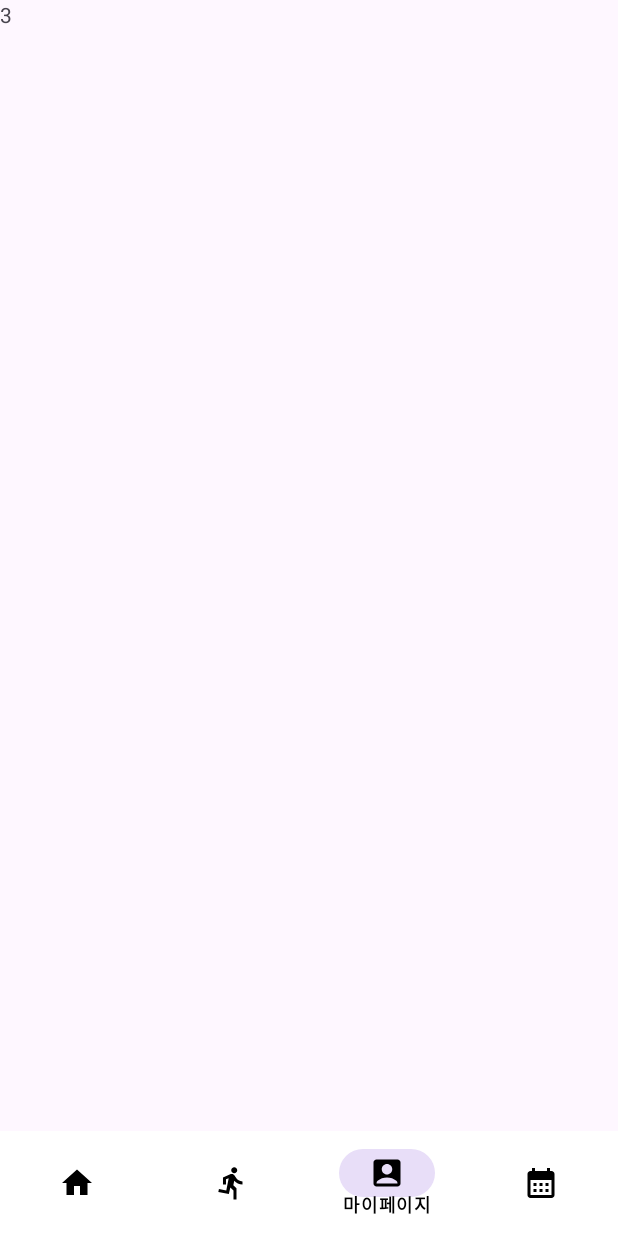
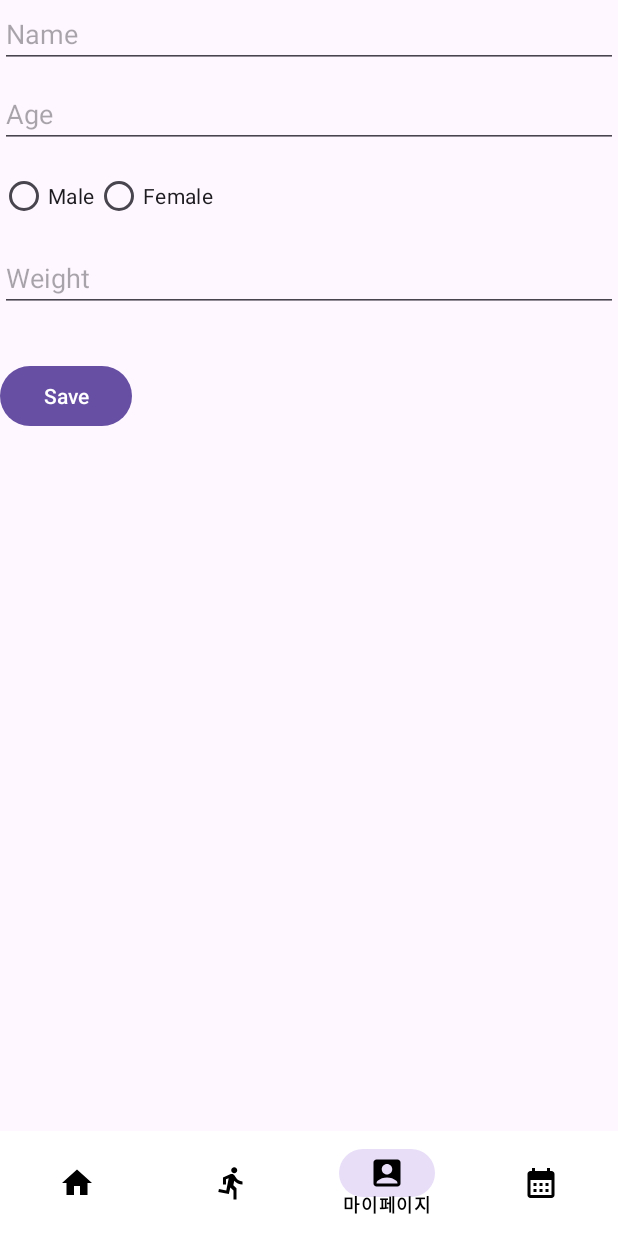
Before and after one commit to sueundev/2024-01_My-Trainer, an Android app: the screen it shows after launch (MainActivity), item 3 of the bottom bar chosen, on a phone screen of 412 x 824 dp. Run offline under Robolectric (Android 15) with nearby library versions, the phone set to English and light mode, and no system bars.

Commit message:
myPageFragment 구현

```diff
--- a/app/src/main/java/com/example/mytrainer/myPageFragment.java
+++ b/app/src/main/java/com/example/mytrainer/myPageFragment.java
@@ -1,19 +1,110 @@
 package com.example.mytrainer;
 
+import android.content.Context;
+import android.content.SharedPreferences;
 import android.os.Bundle;
-
+import androidx.annotation.NonNull;
+import androidx.annotation.Nullable;
 import androidx.fragment.app.Fragment;
-
 import android.view.LayoutInflater;
 import android.view.View;
 import android.view.ViewGroup;
+import android.widget.Button;
+import android.widget.EditText;
+import android.widget.RadioButton;
+import android.widget.RadioGroup;
+import android.widget.Toast;
 
 public class myPageFragment extends Fragment {
+    private EditText editName;
+    private EditText editAge;
+    private EditText editWeight;
+    private RadioGroup radioGroupGender;
+    private RadioButton radioMale;
+    private RadioButton radioFemale;
+    private Button saveButton;
 
+    private SharedPreferences sharedPreferences;
+
+    @Nullable
     @Override
     public View onCreateView(LayoutInflater inflater, ViewGroup container,
                              Bundle savedInstanceState) {
-        // Inflate the layout for this fragment
-        return inflater.inflate(R.layout.fragment_my_page, container, false);
+        View view = inflater.inflate(R.layout.fragment_my_page, container, false);
+
+        // View 초기화
+        editName = view.findViewById(R.id.edit_name);
+        editAge = view.findViewById(R.id.edit_age);
+        editWeight = view.findViewById(R.id.edit_weight);
+        radioGroupGender = view.findViewById(R.id.radio_group_gender);
+        radioMale = view.findViewById(R.id.radio_male);
+        radioFemale = view.findViewById(R.id.radio_female);
+        saveButton = view.findViewById(R.id.save_button);
+
+        // SharedPreferences 초기화
+        sharedPreferences = getActivity().getSharedPreferences("MypagePreferences", Context.MODE_PRIVATE);
+
+        // 기존 데이터 불러오기
+        loadUserData();
+
+        // 저장 버튼 클릭 리스너 설정
+        saveButton.setOnClickListener(new View.OnClickListener() {
+            @Override
+            public void onClick(View v) {
+                // 사용자 입력 데이터 가져오기
+                String name = editName.getText().toString();
+                String age = editAge.getText().toString();
+                String gender = getSelectedGender();
+                String weight = editWeight.getText().toString();
+
+                // 데이터 저장
+                saveUserData(name, age, gender, weight);
+
+                // 저장 완료 메시지
+                Toast.makeText(getActivity(), "저장되었습니다: " + name + ", " + age + ", " + gender + ", " + weight, Toast.LENGTH_SHORT).show();
+            }
+        });
+
+        return view;
+    }
+
+    private void saveUserData(String name, String age, String gender, String weight) {
+        SharedPreferences.Editor editor = sharedPreferences.edit();
+        editor.putString("name", name);
+        editor.putString("age", age);
+        editor.putString("gender", gender);
+        editor.putString("weight", weight);
+        editor.apply();
+    }
+
+    private void loadUserData() {
+        String name = sharedPreferences.getString("name", "");
+        String age = sharedPreferences.getString("age", "");
+        String gender = sharedPreferences.getString("gender", "");
+        String weight = sharedPreferences.getString("weight", "");
+
+        editName.setText(name);
+        editAge.setText(age);
+        editWeight.setText(weight);
+        setSelectedGender(gender);
+    }
+
+    private String getSelectedGender() {
+        int selectedId = radioGroupGender.getCheckedRadioButtonId();
+        if (selectedId == R.id.radio_male) {
+            return "Male";
+        } else if (selectedId == R.id.radio_female) {
+            return "Female";
+        } else {
+            return "";
+        }
+    }
+
+    private void setSelectedGender(String gender) {
+        if (gender.equals("Male")) {
+            radioMale.setChecked(true);
+        } else if (gender.equals("Female")) {
+            radioFemale.setChecked(true);
+        }
     }
 }
--- a/app/src/main/res/layout/fragment_my_page.xml
+++ b/app/src/main/res/layout/fragment_my_page.xml
@@ -1,14 +1,71 @@
 <?xml version="1.0" encoding="utf-8"?>
-<FrameLayout xmlns:android="http://schemas.android.com/apk/res/android"
+<ScrollView xmlns:android="http://schemas.android.com/apk/res/android"
     xmlns:tools="http://schemas.android.com/tools"
     android:layout_width="match_parent"
     android:layout_height="match_parent"
     tools:context=".myPageFragment">
 
-    <!-- TODO: Update blank fragment layout -->
-    <TextView
+    <LinearLayout
         android:layout_width="match_parent"
-        android:layout_height="match_parent"
-        android:text="3" />
+        android:layout_height="wrap_content"
+        android:orientation="vertical"
+        android:gravity="top">
 
-</FrameLayout>
+        <!-- 이름 입력 필드 -->
+        <EditText
+            android:id="@+id/edit_name"
+            android:layout_width="match_parent"
+            android:layout_height="wrap_content"
+            android:hint="Name"
+            android:inputType="textPersonName"
+            android:layout_marginBottom="8dp"/>
+
+        <!-- 나이 입력 필드 -->
+        <EditText
+            android:id="@+id/edit_age"
+            android:layout_width="match_parent"
+            android:layout_height="wrap_content"
+            android:hint="Age"
+            android:inputType="number"
+            android:layout_marginBottom="8dp"/>
+
+        <!-- 성별 라디오 그룹 -->
+        <RadioGroup
+            android:id="@+id/radio_group_gender"
+            android:layout_width="match_parent"
+            android:layout_height="wrap_content"
+            android:orientation="horizontal"
+            android:layout_marginBottom="8dp">
+
+            <RadioButton
+                android:id="@+id/radio_male"
+                android:layout_width="wrap_content"
+                android:layout_height="wrap_content"
+                android:text="Male"/>
+
+            <RadioButton
+                android:id="@+id/radio_female"
+                android:layout_width="wrap_content"
+                android:layout_height="wrap_content"
+                android:text="Female"/>
+        </RadioGroup>
+
+        <!-- 몸무게 입력 필드 -->
+        <EditText
+            android:id="@+id/edit_weight"
+            android:layout_width="match_parent"
+            android:layout_height="wrap_content"
+            android:hint="Weight"
+            android:inputType="numberDecimal"
+            android:layout_marginBottom="16dp"/>
+
+        <!-- 저장 버튼 -->
+        <Button
+            android:id="@+id/save_button"
+            android:layout_width="wrap_content"
+            android:layout_height="wrap_content"
+            android:text="Save"
+            android:layout_marginTop="16dp"/>
+    </LinearLayout>
+
+</ScrollView>
```
